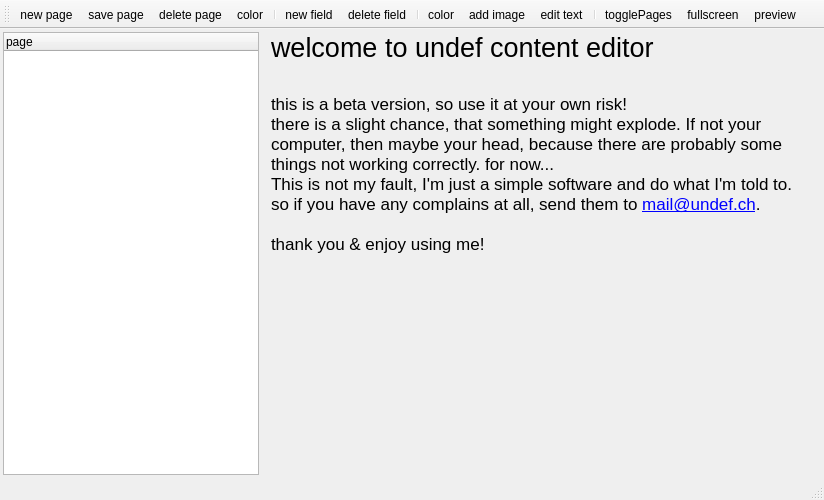
underdoeg/undefContentEditor, file mainwindow.ui: the form before one commit.
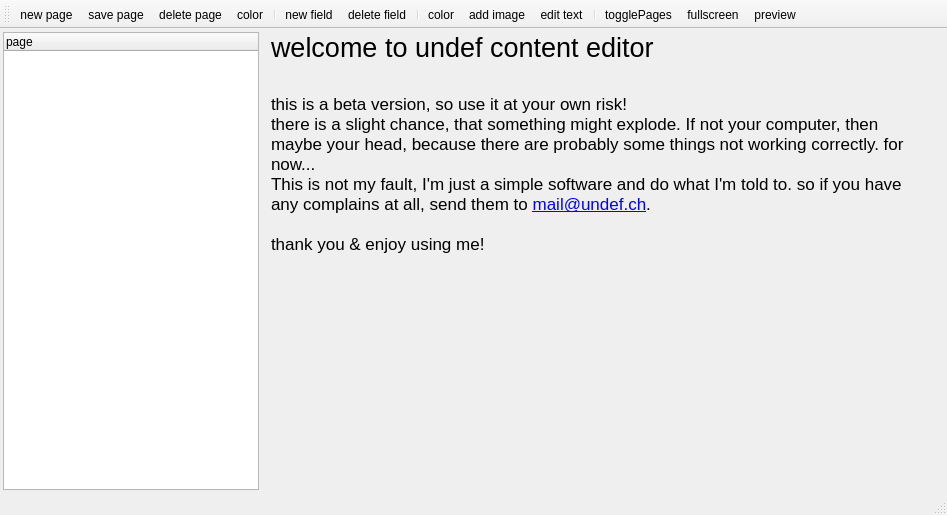
The form after the commit.

```diff
--- a/mainwindow.ui
+++ b/mainwindow.ui
@@ -6,8 +6,8 @@
    <rect>
     <x>0</x>
     <y>0</y>
-    <width>824</width>
-    <height>500</height>
+    <width>947</width>
+    <height>515</height>
    </rect>
   </property>
   <property name="windowTitle">
```
Left out of the diff: 7 changed lines with no effect on the pictures.
